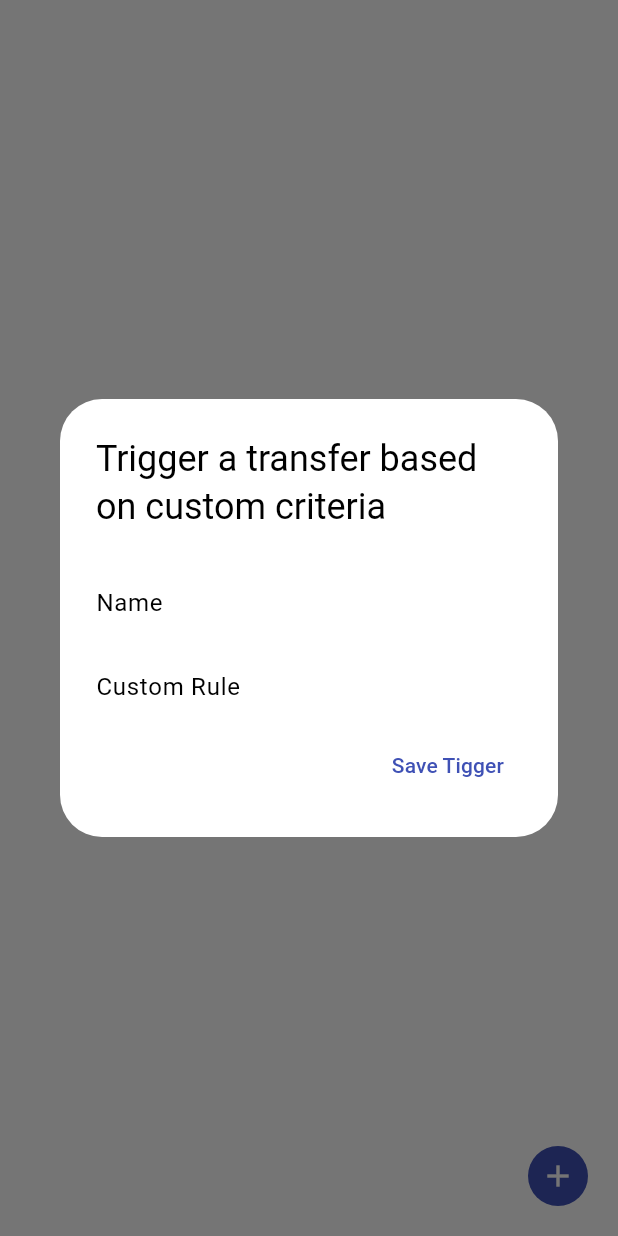
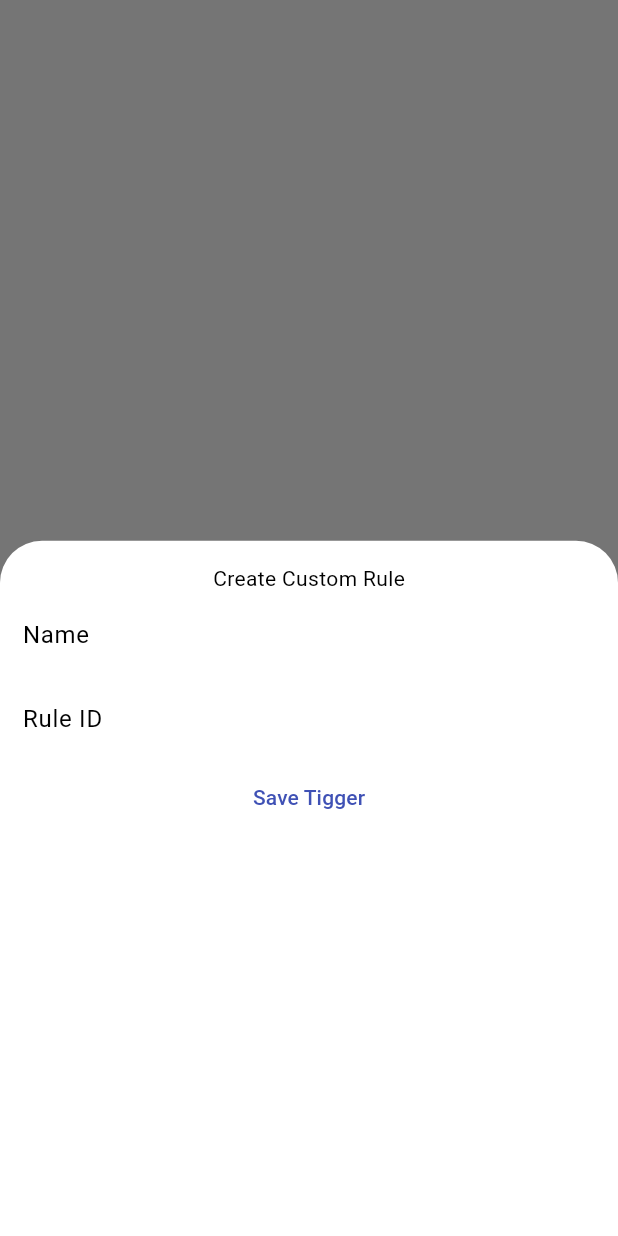
Before and after one commit to deathblade666/sequence_api_client, a Flutter app: the CustomRules screen opened directly with empty values, after a tap on the "add" icon, on a phone screen of 412 x 824 dp. Run offline on Flutter 3.47's test engine with Material 3 defaults, Android fonts, the phone set to English and light mode, and no system bars; drawn by our look-alikes of dynamic_color; our stand-ins replace shared_preferences; accounts and stored records are empty; network calls fail.

```diff
--- a/lib/pages/customrules.dart
+++ b/lib/pages/customrules.dart
@@ -43,36 +43,43 @@ class _CustomRulesState extends State<CustomRules>{
     return Scaffold(
       floatingActionButton: IconButton.filled(
         onPressed: () async {
-          final result = await showDialog(context: context, builder: (BuildContext context){
-            return AlertDialog(
-              title: const Text("Trigger a transfer based on custom criteria"),
-              actions: [
-                TextField(
+          final result = await showModalBottomSheet(context: context, builder: (BuildContext context){
+            return Column(
+              children: [
+                Padding(padding: EdgeInsetsGeometry.directional(top: 15)),
+                Center(
+                  child: const Text("Create Custom Rule"),
+                ),
+                Padding(
+                  padding: EdgeInsetsGeometry.directional(start: 15, end: 15),
+                  child: TextField(
                     controller: _nameController,
                     decoration: InputDecoration(
                       label: const Text("Name"),
                     ),
                   ),
-                TextField(
+                ),
+                Padding(
+                  padding: EdgeInsetsGeometry.directional(start: 15, end: 15),
+                  child: TextField(
                     controller: _ruleController,
                     decoration: InputDecoration(
-                    label: const Text("Custom Rule")
+                      label: const Text("Rule ID")
+                    ),
                   ),
                 ),
                 TextButton(
                   onPressed: (){
                     //TODO: Store prompt values and save to prefs
-
                     ruleId = _ruleController.text;
                     name = _nameController.text;
                     widget.prefs.setString(name,ruleId);
                     Rules.add(name);
                     print(Rules);
                     Navigator.pop(context, Rules);
-
                   },
                   child: const Text("Save Tigger")
-                )
+                ),
               ],
             );
           });
```
Also changed, not shown: lib/pages/rules.dart (+16 -9 lines). Lines whose indentation alone changed are shown as unchanged.
